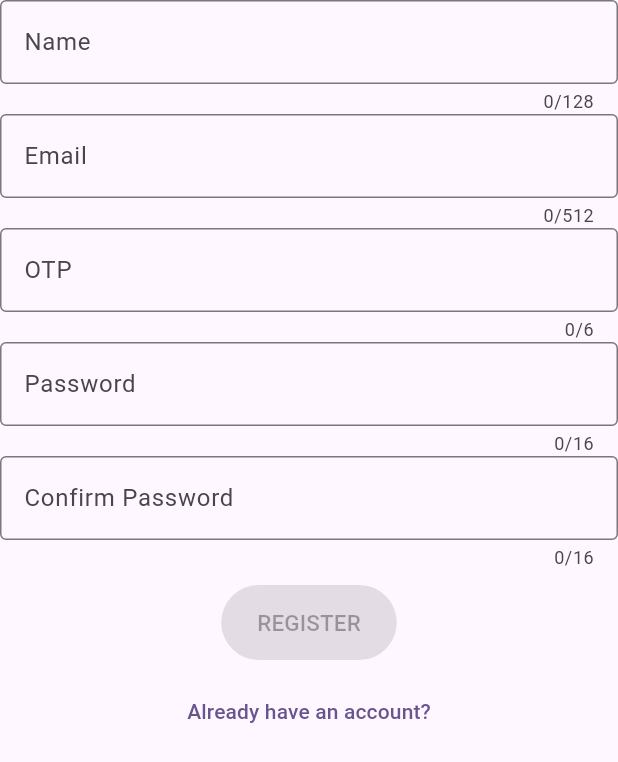
After one commit to Shetty073/triptracks-app, a Flutter app: the RegisterScreen screen opened by its route, on a phone screen of 412 x 824 dp. The commit adds this screen. Shown: the top 762 px of the screen. Run offline on Flutter 3.47's test engine with Material 3 defaults, Android fonts, the light colour scheme and no system bars; our stand-ins replace dio, get.

Commit message:
minor widget enhancements + boilerplate service layer init

```diff
--- /dev/null
+++ b/triptracks_app/lib/common/enums.common.dart
@@ -0,0 +1 @@
+enum HttpMethod { get, post, put, delete }
--- /dev/null
+++ b/triptracks_app/lib/common/utils.common.dart
@@ -0,0 +1,30 @@
+import 'package:triptracks_app/common/constants.common.dart';
+
+String? emailValidator(String? email) {
+  final bool validEmailPattern =
+      RegExp(RegexConstants.emailPatternRegex).hasMatch(email ?? "");
+
+  if (!validEmailPattern) {
+    return ErrorMessageConstants.emailInvalid;
+  }
+
+  final bool validDomain =
+      RegExp(RegexConstants.emailDomainRegex).hasMatch(email ?? "");
+
+  if (!validDomain) {
+    return ErrorMessageConstants.emailDomainInvalid;
+  }
+
+  return null;
+}
+
+String? passwordValidator(String? password) {
+  final bool validEmailPattern =
+      RegExp(RegexConstants.passwordPatternRegex).hasMatch(password ?? "");
+
+  if (!validEmailPattern) {
+    return ErrorMessageConstants.emailInvalid;
+  }
+
+  return null;
+}
--- /dev/null
+++ b/triptracks_app/lib/models/user.model.dart
@@ -0,0 +1,7 @@
+class User {
+  final String? name;
+  final String? email;
+  final String? password;
+
+  const User({this.name, this.email, this.password});
+}
--- /dev/null
+++ b/triptracks_app/lib/screens/register.screen.dart
@@ -0,0 +1,138 @@
+import 'package:flutter/material.dart';
+import 'package:get/get.dart';
+import 'package:triptracks_app/common/utils.common.dart';
+import 'package:triptracks_app/models/user.model.dart';
+import 'package:triptracks_app/services/auth.service.dart';
+import 'package:triptracks_app/widgets/inputs/primary_button.widget.dart';
+import 'package:triptracks_app/widgets/inputs/primary_text_button.widget.dart';
+import 'package:triptracks_app/widgets/inputs/single_text_field.widget.dart';
+
+class RegisterScreen extends StatefulWidget {
+  const RegisterScreen({super.key});
+
+  @override
+  State<RegisterScreen> createState() => _RegisterScreenState();
+}
+
+class _RegisterScreenState extends State<RegisterScreen> {
+  late TextEditingController nameController;
+  late TextEditingController emailController;
+  late TextEditingController otpController;
+  late TextEditingController passwordController;
+  late TextEditingController confirmPasswordController;
+  late AuthService authService;
+  bool _registerButtonEnabled = false;
+
+  @override
+  void initState() {
+    super.initState();
+    nameController = TextEditingController();
+    emailController = TextEditingController();
+    otpController = TextEditingController();
+    passwordController = TextEditingController();
+    confirmPasswordController = TextEditingController();
+    authService = AuthService();
+  }
+
+  @override
+  void dispose() {
+    nameController.dispose();
+    emailController.dispose();
+    otpController.dispose();
+    passwordController.dispose();
+    confirmPasswordController.dispose();
+    super.dispose();
+  }
+
+  static void handleOnLogin() {
+    Get.offNamed('/login');
+  }
+
+  void handleOnRegister() {
+    String name = nameController.text;
+    String email = emailController.text;
+    String password = passwordController.text;
+    String confirmPassword = confirmPasswordController.text;
+
+    if (password == confirmPassword) {
+      User user = User(name: name, email: email, password: password);
+      User? rUser = authService.register(user);
+      if (rUser != null) {
+        Get.offNamed('/');
+      }
+    }
+  }
+
+  @override
+  Widget build(BuildContext context) {
+    return Scaffold(
+      body: SafeArea(
+          child: Container(
+        height: MediaQuery.of(context).size.height,
+        child: SingleChildScrollView(
+          child: Column(
+            mainAxisAlignment: MainAxisAlignment.center,
+            crossAxisAlignment: CrossAxisAlignment.center,
+            children: [
+              SingleTextField(
+                keyboardType: TextInputType.text,
+                maxLength: 128,
+                hintText: "Name",
+                validator: emailValidator,
+                editingController: nameController,
+              ),
+              SingleTextField(
+                keyboardType: TextInputType.emailAddress,
+                maxLength: 512,
+                hintText: "Email",
+                validator: emailValidator,
+                editingController: emailController,
+              ),
+              SingleTextField(
+                keyboardType: TextInputType.number,
+                maxLength: 6,
+                hintText: "OTP",
+                editingController: otpController,
+              ),
+              SingleTextField(
+                keyboardType: TextInputType.visiblePassword,
+                maxLength: 16,
+                hintText: "Password",
+                editingController: passwordController,
+                validator: passwordValidator,
+              ),
+              SingleTextField(
+                keyboardType: TextInputType.visiblePassword,
+                maxLength: 16,
+                hintText: "Confirm Password",
+                editingController: confirmPasswordController,
+                validator: passwordValidator,
+              ),
+              Padding(
+                padding: const EdgeInsets.all(10.0),
+                child: Column(
+                  mainAxisAlignment: MainAxisAlignment.center,
+                  crossAxisAlignment: CrossAxisAlignment.center,
+                  children: [
+                    PrimaryButton(
+                      buttonText: "REGISTER",
+                      onPressed:
+                          _registerButtonEnabled ? handleOnRegister : null,
+                    ),
+                    const SizedBox(
+                      height: 10.0,
+                    ),
+                    const PrimaryTextButton(
+                      buttonText: "Already have an account?",
+                      onPressed: handleOnLogin,
+                    ),
+                  ],
+                ),
+              ),
+            ],
+          ),
+        ),
+      )),
+    );
+  }
+}
--- /dev/null
+++ b/triptracks_app/lib/services/auth.service.dart
@@ -0,0 +1,26 @@
+import 'package:triptracks_app/common/constants.common.dart';
+import 'package:triptracks_app/models/user.model.dart';
+import 'package:triptracks_app/services/helpers/network.helper.dart';
+
+class AuthService {
+  late NetworkHelper networkHelper;
+
+  AuthService() {
+    networkHelper = NetworkHelper(UrlConstants.backendBaseUrl);
+  }
+
+  User? login() {
+    return const User(
+      name: "Ashish",
+      email: "shetty073@gmail.com",
+      password: "abcd@1234",
+    );
+  }
+
+  User? register(User user) {
+    return User(
+      name: user.name,
+      email: user.email,
+    );
+  }
+}
--- a/triptracks_app/lib/widgets/inputs/single_text_field.widget.dart
+++ b/triptracks_app/lib/widgets/inputs/single_text_field.widget.dart
@@ -1,15 +1,42 @@
 import 'package:flutter/material.dart';
+import 'package:flutter/services.dart';
 
 class SingleTextField extends StatefulWidget {
+  final bool enabled;
+  final bool readOnly;
   final TextInputType keyboardType;
+  final TextInputAction? textInputAction;
+  final bool obscureText;
+  final String obscuringCharacter;
   final String hintText;
+  final String? labelText;
   final int maxLength;
+  final int maxLines;
+  final List<TextInputFormatter>? inputFormatters;
+  final TextEditingController? editingController;
+  final Function(String)? onChanged;
+  final Function(PointerDownEvent)? onTapOutside;
+  final String? Function(String?)? validator;
+  final Function()? onEditingComplete;
 
   const SingleTextField({
     super.key,
+    this.enabled = true,
+    this.readOnly = false,
     this.keyboardType = TextInputType.text,
+    this.textInputAction = TextInputAction.done,
+    this.obscureText = false,
+    this.obscuringCharacter = '*',
     required this.hintText,
+    this.labelText,
     this.maxLength = 256,
+    this.maxLines = 1,
+    this.inputFormatters,
+    this.editingController,
+    this.onChanged,
+    this.onTapOutside,
+    this.validator,
+    this.onEditingComplete,
   });
 
   @override
@@ -19,12 +46,27 @@ class SingleTextField extends StatefulWidget {
 class _SingleTextFieldState extends State<SingleTextField> {
   @override
   Widget build(BuildContext context) {
-    return TextField(
+    return TextFormField(
+      enabled: widget.enabled,
+      readOnly: widget.readOnly,
       keyboardType: widget.keyboardType,
+      textInputAction: widget.textInputAction,
+      obscureText: widget.obscureText,
+      obscuringCharacter: widget.obscuringCharacter,
       maxLength: widget.maxLength,
+      maxLines: widget.maxLines,
+      inputFormatters: widget.inputFormatters,
+      controller: widget.editingController,
+      onChanged: widget.onChanged,
+      onTapOutside: widget.onTapOutside,
+      validator: widget.validator,
+      onEditingComplete: widget.onEditingComplete,
+      autovalidateMode: AutovalidateMode.onUserInteraction,
       decoration: InputDecoration(
+        errorMaxLines: 2,
         border: const OutlineInputBorder(),
         hintText: widget.hintText,
+        labelText: widget.labelText ?? widget.hintText,
       ),
     );
   }
--- a/triptracks_app/pubspec.yaml
+++ b/triptracks_app/pubspec.yaml
@@ -32,6 +32,7 @@ dependencies:
     sdk: flutter
 
   get: ^4.6.6
+  dio: ^5.4.1
 
   # The following adds the Cupertino Icons font to your application.
   # Use with the CupertinoIcons class for iOS style icons.
```
Also changed, not shown: triptracks_app/lib/common/constants.common.dart (added, +18 -0 lines), triptracks_app/lib/main.dart (+23 -3 lines), triptracks_app/lib/screens/home.screen.dart (added, +22 -0 lines), triptracks_app/lib/screens/login.screen.dart (renamed from triptracks_app/lib/pages/login.page.dart, +4 -3 lines), triptracks_app/lib/services/helpers/network.helper.dart (added, +62 -0 lines), triptracks_app/pubspec.lock.
